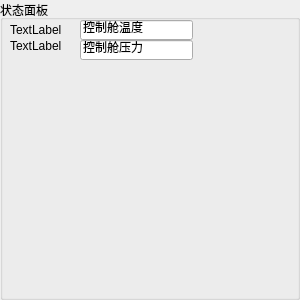
Above: DisplayLayer/StatusPanel/statuspanel.ui from UWVG/Gui before the change. Below: the same form after it.
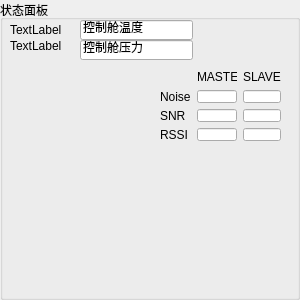
That is the form after the change.

Diff of the .ui file:
```diff
--- a/DisplayLayer/StatusPanel/statuspanel.ui
+++ b/DisplayLayer/StatusPanel/statuspanel.ui
@@ -77,6 +77,120 @@
      <string>控制舱压力</string>
     </property>
    </widget>
+   <widget class="QWidget" name="">
+    <property name="geometry">
+     <rect>
+      <x>160</x>
+      <y>70</y>
+      <width>121</width>
+      <height>71</height>
+     </rect>
+    </property>
+    <layout class="QGridLayout" name="gridLayout">
+     <item row="0" column="0">
+      <widget class="QLabel" name="label_8">
+       <property name="text">
+        <string/>
+       </property>
+      </widget>
+     </item>
+     <item row="0" column="1">
+      <widget class="QLabel" name="label_3">
+       <property name="text">
+        <string>MASTER</string>
+       </property>
+      </widget>
+     </item>
+     <item row="0" column="2">
+      <widget class="QLabel" name="label_7">
+       <property name="text">
+        <string>SLAVE</string>
+       </property>
+      </widget>
+     </item>
+     <item row="1" column="0">
+      <widget class="QLabel" name="label_4">
+       <property name="text">
+        <string>Noise</string>
+       </property>
+      </widget>
+     </item>
+     <item row="1" column="1">
+      <widget class="QLineEdit" name="lineEdit_MasterNoise">
+       <property name="alignment">
+        <set>Qt::AlignCenter</set>
+       </property>
+       <property name="readOnly">
+        <bool>true</bool>
+       </property>
+      </widget>
+     </item>
+     <item row="1" column="2">
+      <widget class="QLineEdit" name="lineEdit_SlaveNoise">
+       <property name="alignment">
+        <set>Qt::AlignCenter</set>
+       </property>
+       <property name="readOnly">
+        <bool>true</bool>
+       </property>
+      </widget>
+     </item>
+     <item row="2" column="0">
+      <widget class="QLabel" name="label_5">
+       <property name="text">
+        <string>SNR</string>
+       </property>
+      </widget>
+     </item>
+     <item row="2" column="1">
+      <widget class="QLineEdit" name="lineEdit_MasterSNR">
+       <property name="alignment">
+        <set>Qt::AlignCenter</set>
+       </property>
+       <property name="readOnly">
+        <bool>true</bool>
+       </property>
+      </widget>
+     </item>
+     <item row="2" column="2">
+      <widget class="QLineEdit" name="lineEdit_SlaveSNR">
+       <property name="alignment">
+        <set>Qt::AlignCenter</set>
+       </property>
+       <property name="readOnly">
+        <bool>true</bool>
+       </property>
+      </widget>
+     </item>
+     <item row="3" column="0">
+      <widget class="QLabel" name="label_6">
+       <property name="text">
+        <string>RSSI</string>
+       </property>
+      </widget>
+     </item>
+     <item row="3" column="1">
+      <widget class="QLineEdit" name="lineEdit_MasterRSSI">
+       <property name="alignment">
+        <set>Qt::AlignCenter</set>
+       </property>
+       <property name="readOnly">
+        <bool>true</bool>
+       </property>
+      </widget>
+     </item>
+     <item row="3" column="2">
+      <widget class="QLineEdit" name="lineEdit_SlaveRSSI">
+       <property name="alignment">
+        <set>Qt::AlignCenter</set>
+       </property>
+       <property name="readOnly">
+        <bool>true</bool>
+       </property>
+      </widget>
+     </item>
+    </layout>
+   </widget>
   </widget>
  </widget>
  <resources/>
```
